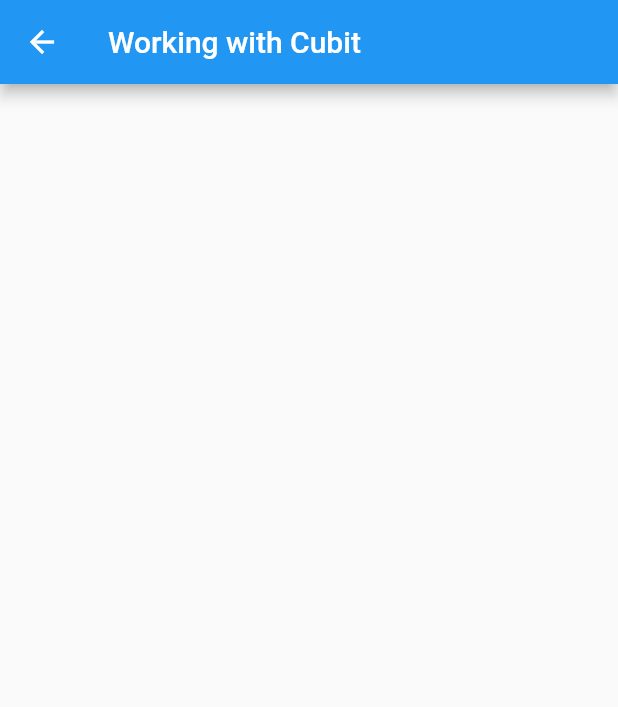
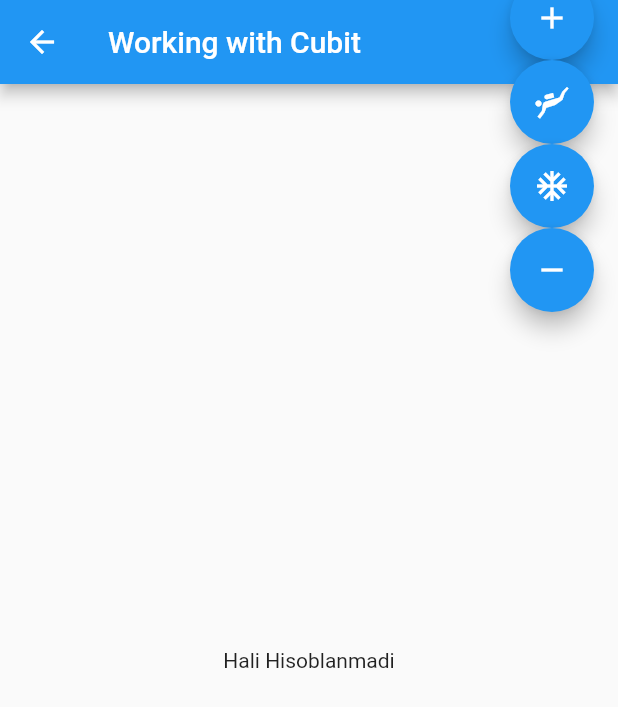
Before and after one commit to Iqbol-Mirzayev/working_with_cubit, a Flutter app: the CalculatorPage screen opened directly, on a phone screen of 412 x 824 dp. Shown: the top 707 px of the screen. Run offline on Flutter 3.47's test engine with Material 2 defaults, Android fonts, the phone set to English and light mode, and no system bars; our stand-ins replace flutter_bloc.

Commit message:
calculator page body part wrote

```diff
--- a/lib/view/calculator_page.dart
+++ b/lib/view/calculator_page.dart
@@ -1,6 +1,7 @@
+import 'package:base_bloc/cubit/calculator/calculator_cubit.dart';
+import 'package:base_bloc/cubit/calculator/calculator_state.dart';
 import 'package:flutter/material.dart';
-import 'package:flutter/src/widgets/container.dart';
-import 'package:flutter/src/widgets/framework.dart';
+import 'package:flutter_bloc/flutter_bloc.dart';
 
 class CalculatorPage extends StatefulWidget {
   const CalculatorPage({super.key});
@@ -14,7 +15,50 @@ class _CalculatorPageState extends State<CalculatorPage> {
   Widget build(BuildContext context) {
     return Scaffold(
       appBar: AppBar(
-        title:const Text("Working with Cubit"),
+        title: const Text("Working with Cubit"),
+      ),
+      body: BlocBuilder<CalculatorCubit, CalculatorState>(
+        builder: (context, state) {
+          if (state is CalculatorInitialState) {
+            return const Center(
+              child: Text("Hali Hisoblanmadi"),
+            );
+          } else if (state is AdditionResultState) {
+            return Text(
+              "Yog'indining qiymati ${state.result}",
+            );
+          } else if (state is SubsturtionResultState) {
+            return Text("Ayirmaning qiymati : ${state.result}");
+          } else if (state is MultiplyResultState) {
+            return Text(
+              "Ko'paytmaning  qiymati : ${state.result}",
+            );
+          } else if (state is DivisionResultState) {
+            return Text("Bo'linmaning qiymati ${state.result}");
+          }
+          return const SizedBox();
+        },
+      ),
+      floatingActionButton: Column(
+        children: [
+          FloatingActionButton(
+            onPressed: () => context.read<CalculatorCubit>().addNumbers(10, 21),
+            child: const Icon(Icons.add),
+          ),
+          FloatingActionButton(
+            onPressed: () =>
+                context.read<CalculatorCubit>().divisionNumbers(20, 20),
+            child: const Icon(Icons.scuba_diving),
+          ),FloatingActionButton(
+            onPressed: () =>
+                context.read<CalculatorCubit>().multiplyNumbers(12, 12),
+            child: const Icon(Icons.ac_unit_outlined),
+          ),FloatingActionButton(
+            onPressed: () =>
+                context.read<CalculatorCubit>().substractNumbers(12, 3),
+            child: const Icon(Icons.remove),
+          ),
+        ],
       ),
     );
   }
```
